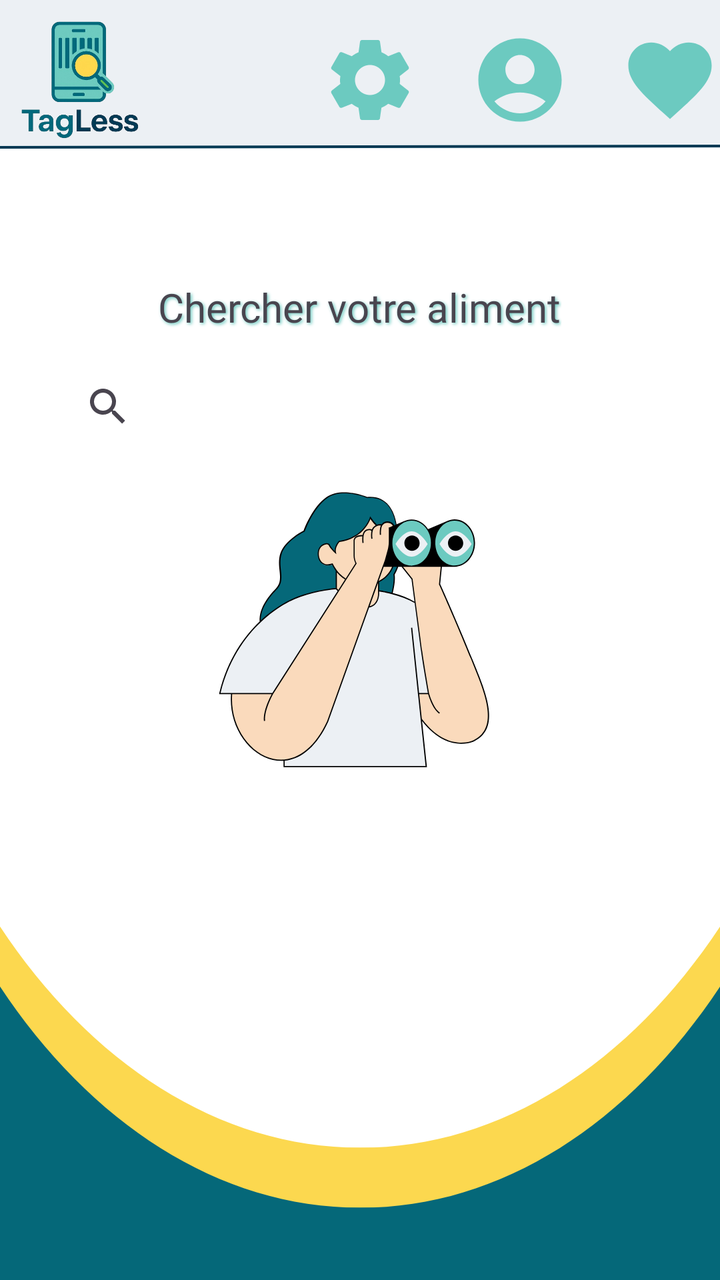
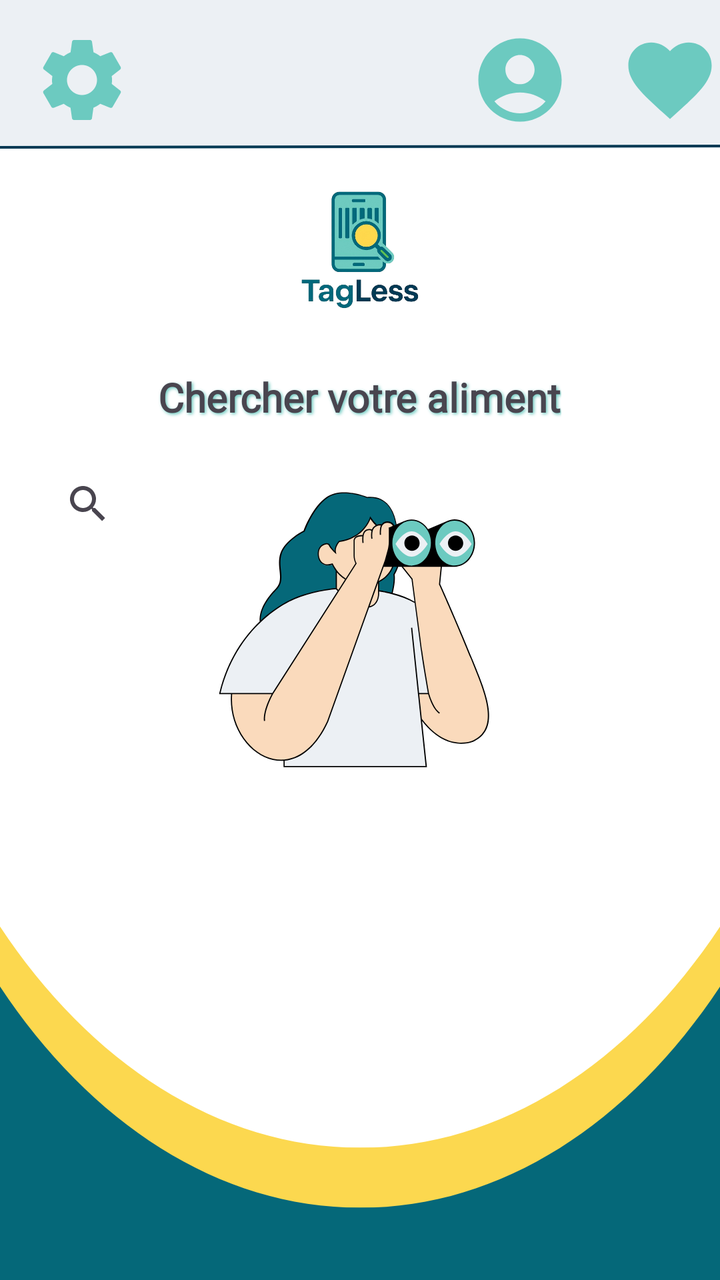

An Android layout rendered at two revisions. The XML below is the earlier revision; the diff shows what the commit changed to produce the second picture.
<!-- AndroidManifest.xml: application theme Theme.MyApplication -->
<!-- res/layout/activity_chercher.xml -->
<?xml version="1.0" encoding="utf-8"?>
<RelativeLayout xmlns:android="http://schemas.android.com/apk/res/android"
    android:layout_width="match_parent"
    android:layout_height="match_parent"
    xmlns:tools="http://schemas.android.com/tools"
    xmlns:app="http://schemas.android.com/apk/res-auto"
    android:background="@drawable/rechercherbg"
    android:orientation="vertical"
    >


    <ImageButton
        android:id="@+id/buttonParametre"
        android:layout_width="wrap_content"
        android:layout_height="wrap_content"
        tools:layout_editor_absoluteX="16dp"
        tools:layout_editor_absoluteY="16dp"
        android:layout_alignParentEnd="true"
        android:background="?attr/selectableItemBackgroundBorderless"
        android:src="@drawable/icon_parametre"
        android:layout_marginRight="150dp"
        android:layout_marginTop="15dp"

        />
    <ImageButton
        android:id="@+id/buttonProfil"
        android:layout_width="wrap_content"
        android:layout_height="wrap_content"
        android:layout_alignParentRight="true"
        android:layout_marginTop="15dp"
        android:layout_alignParentEnd="true"
        tools:layout_editor_absoluteX="160dp"
        tools:layout_editor_absoluteY="493dp"
        android:layout_marginRight="75dp"
        android:background="?attr/selectableItemBackgroundBorderless"
        android:src="@drawable/icon_account"/>

    <ImageButton
        android:id="@+id/buttonFav"
        android:layout_width="wrap_content"
        android:layout_height="wrap_content"
        android:layout_alignParentRight="true"
        tools:layout_editor_absoluteX="160dp"
        tools:layout_editor_absoluteY="16dp"
        android:background="?attr/selectableItemBackgroundBorderless"
        android:layout_marginTop="15dp"
        android:src="@drawable/icon_favorite_full"/>

    <ImageView
        android:id="@+id/logo"
        android:layout_width="80dp"
        android:layout_height="80dp"
        app:srcCompat="@drawable/logo"
        />

    <TextView
        android:id="@+id/tvInscriptionTitle"
        android:layout_width="wrap_content"
        android:layout_height="wrap_content"
        android:layout_centerHorizontal="true"
        android:layout_marginTop="140dp"
        android:text="Chercher votre aliment"
        android:shadowColor="@color/turquoise"
        android:shadowDx="2"
        android:shadowDy="2"
        android:shadowRadius="4"
        android:textSize="20sp"
        android:fontFamily="@font/montserratbold"
        android:layout_gravity="center"
        android:layout_marginBottom="16dp" />

    <SearchView
        android:layout_width="300dp"
        android:layout_height="20dp"
        android:layout_centerHorizontal="true"
        android:layout_marginTop="580px"
        />

    \

</RelativeLayout>
<!-- resources referenced by this layout -->
<resources>
  <color name="turquoise">#6CCAC0</color>
  <!-- drawable icon_account (drawable) -->
  <vector xmlns:android="http://schemas.android.com/apk/res/android" android:height="50dp" android:tint="@color/turquoise" android:viewportHeight="24" android:viewportWidth="24" android:width="50dp">
        
      <path android:fillColor="@android:color/white" android:pathData="M12,2C6.48,2 2,6.48 2,12s4.48,10 10,10s10,-4.48 10,-10S17.52,2 12,2zM12,6c1.93,0 3.5,1.57 3.5,3.5S13.93,13 12,13s-3.5,-1.57 -3.5,-3.5S10.07,6 12,6zM12,20c-2.03,0 -4.43,-0.82 -6.14,-2.88C7.55,15.8 9.68,15 12,15s4.45,0.8 6.14,2.12C16.43,19.18 14.03,20 12,20z"/>
      
  </vector>
  <!-- drawable icon_favorite_full (drawable) -->
  <vector xmlns:android="http://schemas.android.com/apk/res/android" android:height="50dp" android:tint="@color/turquoise" android:viewportHeight="24" android:viewportWidth="24" android:width="50dp">
        
      <path android:fillColor="@android:color/white" android:pathData="M12,21.35l-1.45,-1.32C5.4,15.36 2,12.28 2,8.5 2,5.42 4.42,3 7.5,3c1.74,0 3.41,0.81 4.5,2.09C13.09,3.81 14.76,3 16.5,3 19.58,3 22,5.42 22,8.5c0,3.78 -3.4,6.86 -8.55,11.54L12,21.35z"/>
      
  </vector>
  <!-- drawable icon_parametre (drawable) -->
  <vector xmlns:android="http://schemas.android.com/apk/res/android" android:height="50dp" android:tint="@color/turquoise" android:viewportHeight="24" android:viewportWidth="24" android:width="50dp">
        
      <path android:fillColor="@android:color/white" android:pathData="M19.14,12.94c0.04,-0.3 0.06,-0.61 0.06,-0.94c0,-0.32 -0.02,-0.64 -0.07,-0.94l2.03,-1.58c0.18,-0.14 0.23,-0.41 0.12,-0.61l-1.92,-3.32c-0.12,-0.22 -0.37,-0.29 -0.59,-0.22l-2.39,0.96c-0.5,-0.38 -1.03,-0.7 -1.62,-0.94L14.4,2.81c-0.04,-0.24 -0.24,-0.41 -0.48,-0.41h-3.84c-0.24,0 -0.43,0.17 -0.47,0.41L9.25,5.35C8.66,5.59 8.12,5.92 7.63,6.29L5.24,5.33c-0.22,-0.08 -0.47,0 -0.59,0.22L2.74,8.87C2.62,9.08 2.66,9.34 2.86,9.48l2.03,1.58C4.84,11.36 4.8,11.69 4.8,12s0.02,0.64 0.07,0.94l-2.03,1.58c-0.18,0.14 -0.23,0.41 -0.12,0.61l1.92,3.32c0.12,0.22 0.37,0.29 0.59,0.22l2.39,-0.96c0.5,0.38 1.03,0.7 1.62,0.94l0.36,2.54c0.05,0.24 0.24,0.41 0.48,0.41h3.84c0.24,0 0.44,-0.17 0.47,-0.41l0.36,-2.54c0.59,-0.24 1.13,-0.56 1.62,-0.94l2.39,0.96c0.22,0.08 0.47,0 0.59,-0.22l1.92,-3.32c0.12,-0.22 0.07,-0.47 -0.12,-0.61L19.14,12.94zM12,15.6c-1.98,0 -3.6,-1.62 -3.6,-3.6s1.62,-3.6 3.6,-3.6s3.6,1.62 3.6,3.6S13.98,15.6 12,15.6z"/>
      
  </vector>
  <!-- drawable logo: png bitmap (drawable, 113760 bytes) -->
  <!-- drawable rechercherbg: png bitmap (drawable, 66700 bytes) -->
  <style name="Theme.MyApplication" parent="Base.Theme.MyApplication" />
  <style name="Base.Theme.MyApplication" parent="Theme.Material3.DayNight.NoActionBar">
          
          
      </style>
</resources>

<!-- the commit's change to res/layout/activity_chercher.xml (unified diff, before → after) -->
@@ -2,80 +2,86 @@
 <RelativeLayout xmlns:android="http://schemas.android.com/apk/res/android"
     android:layout_width="match_parent"
     android:layout_height="match_parent"
-    xmlns:tools="http://schemas.android.com/tools"
-    xmlns:app="http://schemas.android.com/apk/res-auto"
     android:background="@drawable/rechercherbg"
-    android:orientation="vertical"
-    >
+    android:orientation="vertical">
 
-
+    
     <ImageButton
         android:id="@+id/buttonParametre"
         android:layout_width="wrap_content"
         android:layout_height="wrap_content"
-        tools:layout_editor_absoluteX="16dp"
-        tools:layout_editor_absoluteY="16dp"
-        android:layout_alignParentEnd="true"
+        android:layout_marginTop="15dp"
+        android:layout_marginStart="16dp"
+        android:layout_alignParentStart="true"
         android:background="?attr/selectableItemBackgroundBorderless"
-        android:src="@drawable/icon_parametre"
-        android:layout_marginRight="150dp"
-        android:layout_marginTop="15dp"
+        android:src="@drawable/icon_parametre" />
 
-        />
     <ImageButton
         android:id="@+id/buttonProfil"
         android:layout_width="wrap_content"
         android:layout_height="wrap_content"
-        android:layout_alignParentRight="true"
+        android:layout_alignParentTop="true"
         android:layout_marginTop="15dp"
+        android:layout_marginEnd="75dp"
         android:layout_alignParentEnd="true"
-        tools:layout_editor_absoluteX="160dp"
-        tools:layout_editor_absoluteY="493dp"
-        android:layout_marginRight="75dp"
         android:background="?attr/selectableItemBackgroundBorderless"
-        android:src="@drawable/icon_account"/>
+        android:src="@drawable/icon_account" />
 
     <ImageButton
         android:id="@+id/buttonFav"
         android:layout_width="wrap_content"
         android:layout_height="wrap_content"
-        android:layout_alignParentRight="true"
-        tools:layout_editor_absoluteX="160dp"
-        tools:layout_editor_absoluteY="16dp"
+        android:layout_alignParentTop="true"
+        android:layout_marginTop="15dp"
+        android:layout_alignParentEnd="true"
         android:background="?attr/selectableItemBackgroundBorderless"
-        android:layout_marginTop="15dp"
-        android:src="@drawable/icon_favorite_full"/>
+        android:src="@drawable/icon_favorite_full" />
 
+    
     <ImageView
         android:id="@+id/logo"
         android:layout_width="80dp"
         android:layout_height="80dp"
-        app:srcCompat="@drawable/logo"
-        />
+        android:layout_below="@id/buttonParametre"
+        android:layout_centerHorizontal="true"
+        android:layout_marginTop="20dp"
+        android:src="@drawable/logo" />
 
+    
     <TextView
         android:id="@+id/tvInscriptionTitle"
         android:layout_width="wrap_content"
         android:layout_height="wrap_content"
+        android:layout_below="@id/logo"
         android:layout_centerHorizontal="true"
-        android:layout_marginTop="140dp"
+        android:layout_marginTop="20dp"
         android:text="Chercher votre aliment"
+        android:textSize="20sp"
+        android:textStyle="bold"
         android:shadowColor="@color/turquoise"
         android:shadowDx="2"
         android:shadowDy="2"
         android:shadowRadius="4"
-        android:textSize="20sp"
-        android:fontFamily="@font/montserratbold"
-        android:layout_gravity="center"
-        android:layout_marginBottom="16dp" />
+        android:fontFamily="@font/montserratbold" />
 
-    <SearchView
-        android:layout_width="300dp"
-        android:layout_height="20dp"
-        android:layout_centerHorizontal="true"
-        android:layout_marginTop="580px"
-        />
+    
+    <androidx.appcompat.widget.SearchView
+        android:id="@+id/searchView"
+        android:layout_width="match_parent"
+        android:layout_height="wrap_content"
+        android:layout_below="@id/tvInscriptionTitle"
+        android:layout_marginTop="16dp"
+        android:layout_marginStart="20dp"
+        android:layout_marginEnd="20dp"
+        android:queryHint="Entrez le nom du produit" />
 
-    \
+    
+    <androidx.recyclerview.widget.RecyclerView
+        android:id="@+id/recyclerViewProducts"
+        android:layout_width="match_parent"
+        android:layout_height="match_parent"
+        android:layout_below="@id/searchView"
+        android:layout_marginTop="10dp"
+        android:padding="10dp" />
 
 </RelativeLayout>
